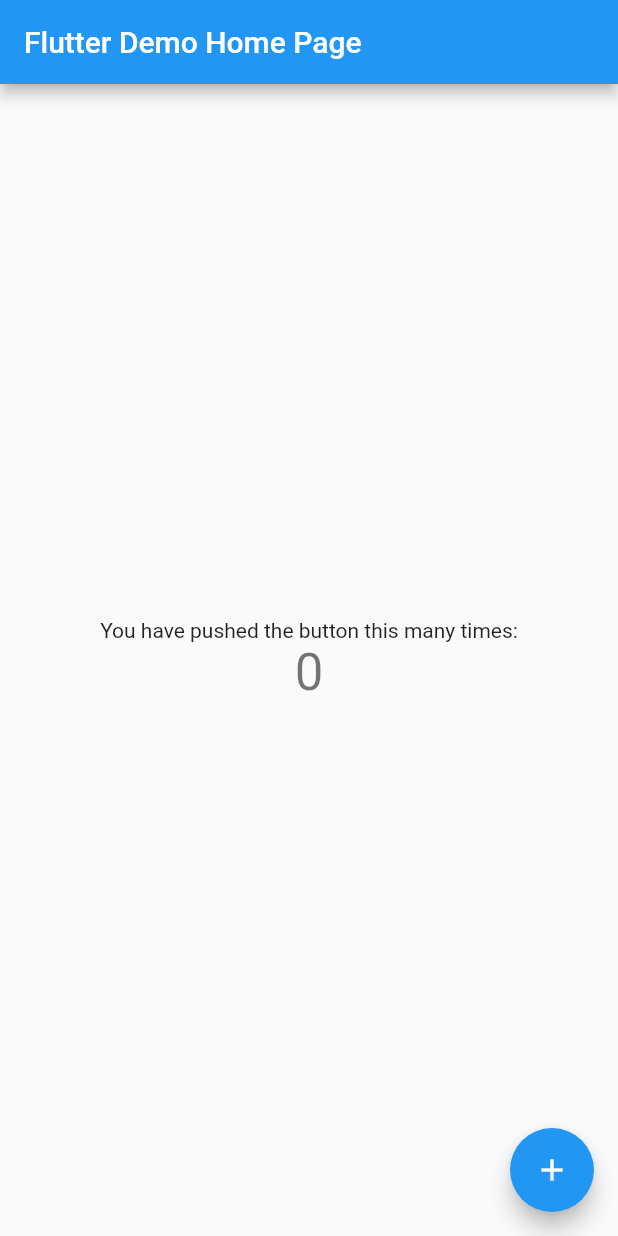
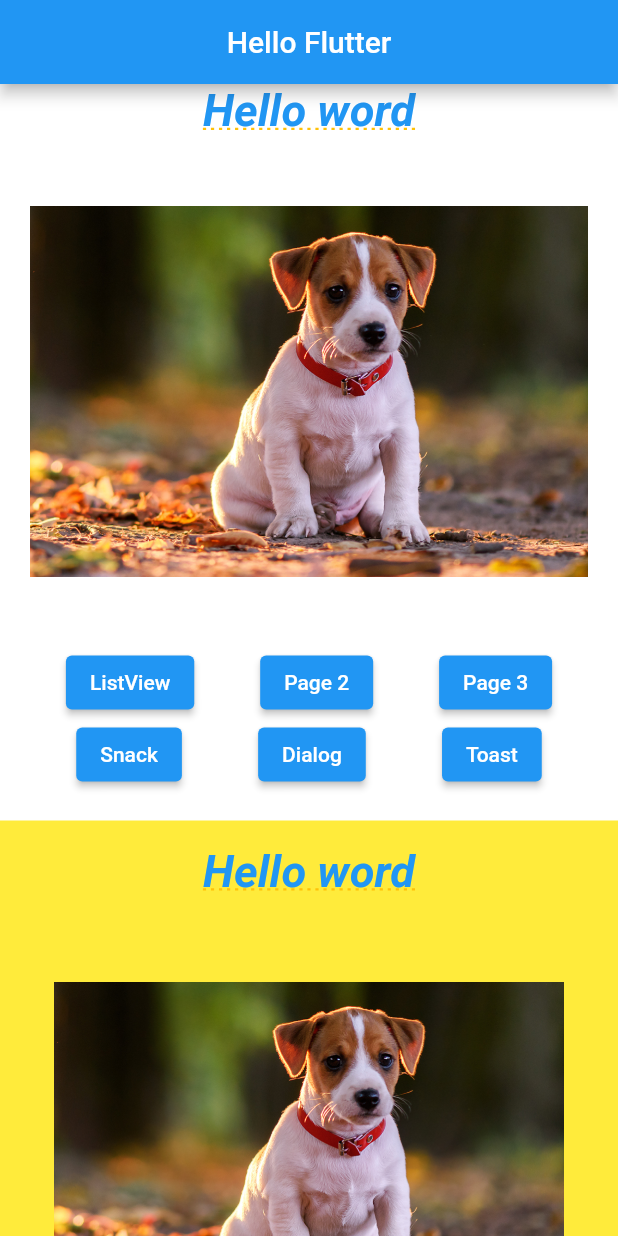
Before and after one commit to otonielduarte/basic-flutter-app, a Flutter app: the screen it shows after launch, on a phone screen of 412 x 824 dp. Run offline on Flutter 3.47's test engine with Material 2 defaults, Android fonts, the phone set to English and light mode, and no system bars.

Commit message:
basic widgets

```diff
--- a/lib/main.dart
+++ b/lib/main.dart
@@ -1,113 +1,16 @@
+import 'package:basic/modules/home/home.dart';
 import 'package:flutter/material.dart';
 
-void main() {
-  runApp(MyApp());
-}
+void main() => runApp(BasicApp());
 
-class MyApp extends StatelessWidget {
-  // This widget is the root of your application.
+class BasicApp extends StatelessWidget {
   @override
   Widget build(BuildContext context) {
     return MaterialApp(
-      title: 'Flutter Demo',
       theme: ThemeData(
-        // This is the theme of your application.
-        //
-        // Try running your application with "flutter run". You'll see the
-        // application has a blue toolbar. Then, without quitting the app, try
-        // changing the primarySwatch below to Colors.green and then invoke
-        // "hot reload" (press "r" in the console where you ran "flutter run",
-        // or simply save your changes to "hot reload" in a Flutter IDE).
-        // Notice that the counter didn't reset back to zero; the application
-        // is not restarted.
-        primarySwatch: Colors.blue,
+        primaryColor: Colors.blue,
       ),
-      home: MyHomePage(title: 'Flutter Demo Home Page'),
+      home: Home(),
     );
   }
 }
-
-class MyHomePage extends StatefulWidget {
-  MyHomePage({Key? key, required this.title}) : super(key: key);
-
-  // This widget is the home page of your application. It is stateful, meaning
-  // that it has a State object (defined below) that contains fields that affect
-  // how it looks.
-
-  // This class is the configuration for the state. It holds the values (in this
-  // case the title) provided by the parent (in this case the App widget) and
-  // used by the build method of the State. Fields in a Widget subclass are
-  // always marked "final".
-
-  final String title;
-
-  @override
-  _MyHomePageState createState() => _MyHomePageState();
-}
-
-class _MyHomePageState extends State<MyHomePage> {
-  int _counter = 0;
-
-  void _incrementCounter() {
-    setState(() {
-      // This call to setState tells the Flutter framework that something has
-      // changed in this State, which causes it to rerun the build method below
-      // so that the display can reflect the updated values. If we changed
-      // _counter without calling setState(), then the build method would not be
-      // called again, and so nothing would appear to happen.
-      _counter++;
-    });
-  }
-
-  @override
-  Widget build(BuildContext context) {
-    // This method is rerun every time setState is called, for instance as done
-    // by the _incrementCounter method above.
-    //
-    // The Flutter framework has been optimized to make rerunning build methods
-    // fast, so that you can just rebuild anything that needs updating rather
-    // than having to individually change instances of widgets.
-    return Scaffold(
-      appBar: AppBar(
-        // Here we take the value from the MyHomePage object that was created by
-        // the App.build method, and use it to set our appbar title.
-        title: Text(widget.title),
-      ),
-      body: Center(
-        // Center is a layout widget. It takes a single child and positions it
-        // in the middle of the parent.
-        child: Column(
-          // Column is also a layout widget. It takes a list of children and
-          // arranges them vertically. By default, it sizes itself to fit its
-          // children horizontally, and tries to be as tall as its parent.
-          //
-          // Invoke "debug painting" (press "p" in the console, choose the
-          // "Toggle Debug Paint" action from the Flutter Inspector in Android
-          // Studio, or the "Toggle Debug Paint" command in Visual Studio Code)
-          // to see the wireframe for each widget.
-          //
-          // Column has various properties to control how it sizes itself and
-          // how it positions its children. Here we use mainAxisAlignment to
-          // center the children vertically; the main axis here is the vertical
-          // axis because Columns are vertical (the cross axis would be
-          // horizontal).
-          mainAxisAlignment: MainAxisAlignment.center,
-          children: <Widget>[
-            Text(
-              'You have pushed the button this many times:',
-            ),
-            Text(
-              '$_counter',
-              style: Theme.of(context).textTheme.headline4,
-            ),
-          ],
-        ),
-      ),
-      floatingActionButton: FloatingActionButton(
-        onPressed: _incrementCounter,
-        tooltip: 'Increment',
-        child: Icon(Icons.add),
-      ), // This trailing comma makes auto-formatting nicer for build methods.
-    );
-  }
-}
--- /dev/null
+++ b/lib/modules/home/home.dart
@@ -0,0 +1,145 @@
+import 'package:basic/modules/page1/hello_page_1.dart';
+import 'package:basic/modules/page2/hello_page_2.dart';
+import 'package:basic/modules/page3/hello_page_3.dart';
+import 'package:basic/shared/util/push.dart';
+import 'package:basic/shared/widgets/button/button.dart';
+import 'package:flutter/cupertino.dart';
+import 'package:flutter/material.dart';
+
+class Home extends StatelessWidget {
+  const Home({key}) : super(key: key);
+
+  @override
+  Widget build(BuildContext context) {
+    return Scaffold(
+      appBar: AppBar(
+        title: Text(
+          'Hello Flutter',
+        ),
+        centerTitle: true,
+      ),
+      body: _body(context),
+    );
+  }
+
+  _body(BuildContext context) {
+    return SingleChildScrollView(
+      child: Container(
+        color: Colors.white,
+        child: _column(context),
+      ),
+    );
+  }
+
+  _buttons(BuildContext context) {
+    return Column(
+      children: [
+        _row1(context),
+        _row2(context),
+      ],
+    );
+  }
+
+  Column _column(BuildContext context) {
+    return Column(
+      children: <Widget>[
+        _text(),
+        _pageView(),
+        _buttons(context),
+        _container(context)
+      ],
+    );
+  }
+
+  Container _container(context) {
+    return Container(
+      padding: EdgeInsets.all(16),
+      margin: EdgeInsets.only(top: 20),
+      color: Colors.yellow,
+      child: Column(
+        mainAxisAlignment: MainAxisAlignment.center,
+        children: [
+          _text(),
+          _pageView(),
+          _buttons(context),
+        ],
+      ),
+    );
+  }
+
+  Row _row1(BuildContext context) {
+    return Row(
+      mainAxisAlignment: MainAxisAlignment.spaceEvenly,
+      children: <Widget>[
+        CustomButtom("ListView", () => push(context, HelloPage1())),
+        CustomButtom("Page 2", () => push(context, HelloPage2())),
+        CustomButtom("Page 3", () => push(context, HelloPage3()))
+      ],
+    );
+  }
+
+  Row _row2(BuildContext context) {
+    return Row(
+      mainAxisAlignment: MainAxisAlignment.spaceEvenly,
+      crossAxisAlignment: CrossAxisAlignment.start,
+      children: <Widget>[
+        CustomButtom("Snack", _onClickSnack),
+        CustomButtom("Dialog", _onClickDialog),
+        CustomButtom("Toast", _onClickToast)
+      ],
+    );
+  }
+
+  _pageView() {
+    return Container(
+      height: 300,
+      margin: EdgeInsets.all(20),
+      child: PageView(
+        children: [
+          _image("dog1.png"),
+          _image("dog2.png"),
+          _image("dog3.png"),
+          _image("dog4.png"),
+          _image("dog5.png"),
+        ],
+      ),
+    );
+  }
+
+  _image(String imageName) {
+    return Image.asset(
+      'assets/images/$imageName',
+    );
+    /* return Image.network(
+      "https://uploads-ssl.webflow.com/5cac6236f8d44ddee118d97c/5e666d594f66c9c1e9c3ce74_LogoRGB2.png",
+      semanticLabel: "Imagem logo marca da zup",
+    ); */
+  }
+
+  Text _text() {
+    return Text(
+      "Hello word",
+      style: TextStyle(
+        color: Colors.blue,
+        fontSize: 30,
+        fontWeight: FontWeight.bold,
+        fontStyle: FontStyle.italic,
+        decoration: TextDecoration.underline,
+        decorationColor: Colors.amber,
+        decorationStyle: TextDecorationStyle.dotted,
+      ),
+    );
+  }
+
+  _onClickSnack() {
+    print('snack');
+  }
+
+  _onClickDialog() {
+    print('Dialog');
+  }
+
+  _onClickToast() {
+    print('Toast');
+  }
+}
--- /dev/null
+++ b/lib/modules/page1/model/dog.dart
@@ -0,0 +1,6 @@
+class Dog {
+  final String name;
+  final String image;
+
+  const Dog(this.name, this.image);
+}
--- /dev/null
+++ b/lib/shared/widgets/button/button.dart
@@ -0,0 +1,34 @@
+import 'package:flutter/material.dart';
+
+class CustomButtom extends StatelessWidget {
+  final Function callback;
+  final String buttonName;
+  final Color color;
+  final bool isDisabled;
+
+  const CustomButtom(
+    this.buttonName,
+    this.callback, {
+    this.color = Colors.blue,
+    this.isDisabled = false,
+  });
+
+  @override
+  Widget build(BuildContext context) {
+    return ElevatedButton(
+      onPressed: _onPressed,
+      style: ButtonStyle(
+        backgroundColor: MaterialStateProperty.all<Color>(
+          isDisabled ? Colors.grey.shade300 : color,
+        ),
+      ),
+      child: Text(
+        buttonName,
+        style: TextStyle(
+            color: isDisabled ? Colors.white.withOpacity(0.6) : Colors.white),
+      ),
+    );
+  }
+
+  void _onPressed() => isDisabled ? null : callback();
+}
--- a/pubspec.yaml
+++ b/pubspec.yaml
@@ -45,9 +45,8 @@ flutter:
   uses-material-design: true
 
   # To add assets to your application, add an assets section, like this:
-  # assets:
-  #   - images/a_dot_burr.jpeg
-  #   - images/a_dot_ham.jpeg
+  assets:
+    - assets/images/
 
   # An image asset can refer to one or more resolution-specific "variants", see
   # https://flutter.dev/assets-and-images/#resolution-aware.
```
Also changed, not shown: lib/modules/page1/hello_page_1.dart (added, +85 -0 lines), lib/modules/page2/hello_page_2.dart (added, +15 -0 lines), lib/modules/page3/hello_page_3.dart (added, +15 -0 lines), lib/shared/util/push.dart (added, +10 -0 lines), lib/shared/widgets/image/image.dart (added, +14 -0 lines), assets/images/dog1.png (added), assets/images/dog2.png (added), assets/images/dog3.png (added), assets/images/dog4.png (added), assets/images/dog5.png (added), 4 other files.
